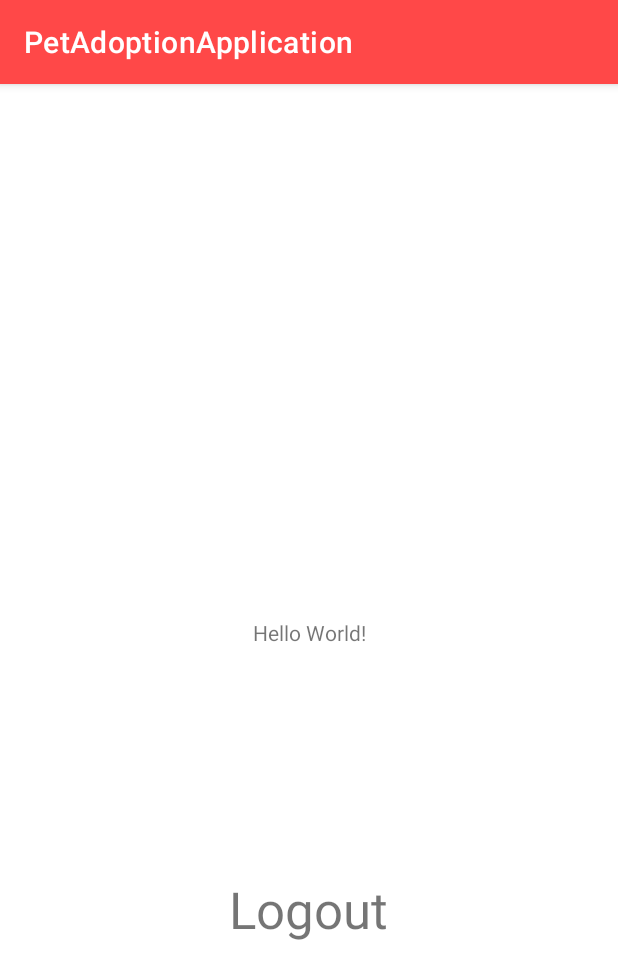
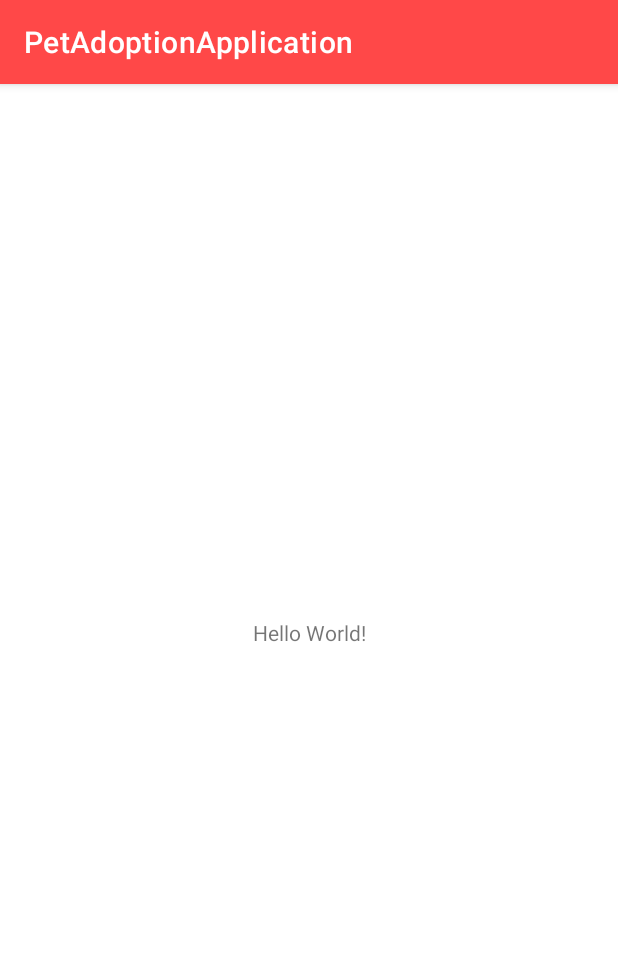
Before and after one commit to NandhiniShanmugam14/PetAdoptionApp, an Android app: the fragment HomeFragment shown on its own in the app's theme, on a phone screen of 412 x 824 dp. Shown: the top 979 px of the screen. Run offline under Robolectric (Android 15) with nearby library versions, the phone set to English and light mode, and no system bars.

Commit message:
Profile Updated

```diff
--- a/app/src/main/java/com/example/petadoptionapplication/HomeFragment.kt
+++ b/app/src/main/java/com/example/petadoptionapplication/HomeFragment.kt
@@ -16,18 +16,6 @@ class HomeFragment : Fragment() {
         savedInstanceState: Bundle?
     ): View? {
         val view=inflater.inflate(R.layout.fragment_home, container, false)
-
-        val sharedPreferences=activity?.getSharedPreferences("user", Context.MODE_PRIVATE)
-        val editor= sharedPreferences!!.edit()
-
-        view.findViewById<TextView>(R.id.logout).setOnClickListener()
-        {
-            editor.clear()
-            editor.apply()
-            val intent= Intent(activity,LoginActivity::class.java)
-            startActivity(intent)
-            activity?.finish()
-        }
         return view
     }
 }
--- a/app/src/main/java/com/example/petadoptionapplication/ProfileFragment.kt
+++ b/app/src/main/java/com/example/petadoptionapplication/ProfileFragment.kt
@@ -1,6 +1,7 @@
 package com.example.petadoptionapplication
 
 import android.content.Context
+import android.content.Intent
 import android.os.Build
 import android.os.Bundle
 import androidx.fragment.app.Fragment
@@ -32,6 +33,16 @@ class ProfileFragment : Fragment() {
         view.findViewById<TextView>(R.id.membersince).text="Member since: "+DateTimeFormatter.ofPattern("dd MMM yyyy").format(instant)
         view.findViewById<TextView>(R.id.mailid).text=email
 
+        val editor= sharedPreferences!!.edit()
+
+        view.findViewById<TextView>(R.id.logout).setOnClickListener()
+        {
+            editor.clear()
+            editor.apply()
+            val intent= Intent(activity,LoginActivity::class.java)
+            startActivity(intent)
+            activity?.finish()
+        }
         return view
     }
 }
--- a/app/src/main/res/layout/fragment_home.xml
+++ b/app/src/main/res/layout/fragment_home.xml
@@ -14,18 +14,4 @@
         app:layout_constraintLeft_toLeftOf="parent"
         app:layout_constraintRight_toRightOf="parent"
         app:layout_constraintTop_toTopOf="parent" />
-
-    <TextView
-        android:id="@+id/logout"
-        android:layout_width="wrap_content"
-        android:layout_height="wrap_content"
-        android:layout_marginStart="176dp"
-        android:layout_marginTop="152dp"
-        android:layout_marginEnd="191dp"
-        android:text="Logout"
-        android:textSize="34sp"
-        app:layout_constraintEnd_toEndOf="parent"
-        app:layout_constraintHorizontal_bias="0.387"
-        app:layout_constraintStart_toStartOf="parent"
-        app:layout_constraintTop_toBottomOf="@+id/textView4" />
 </androidx.constraintlayout.widget.ConstraintLayout>
```
